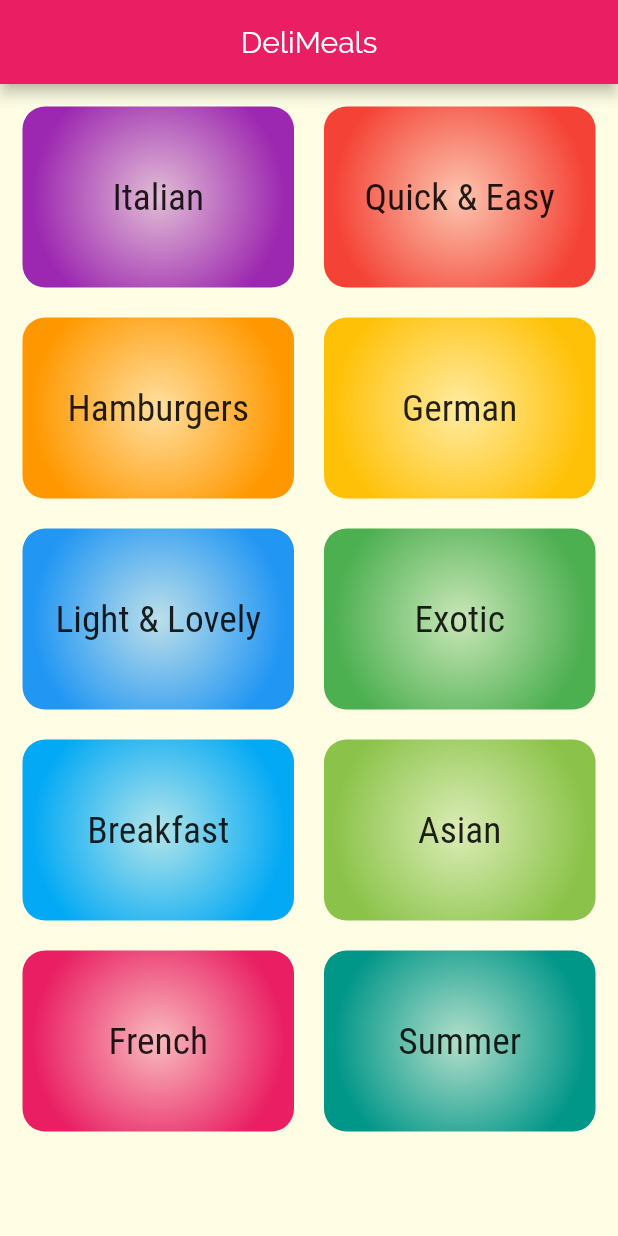
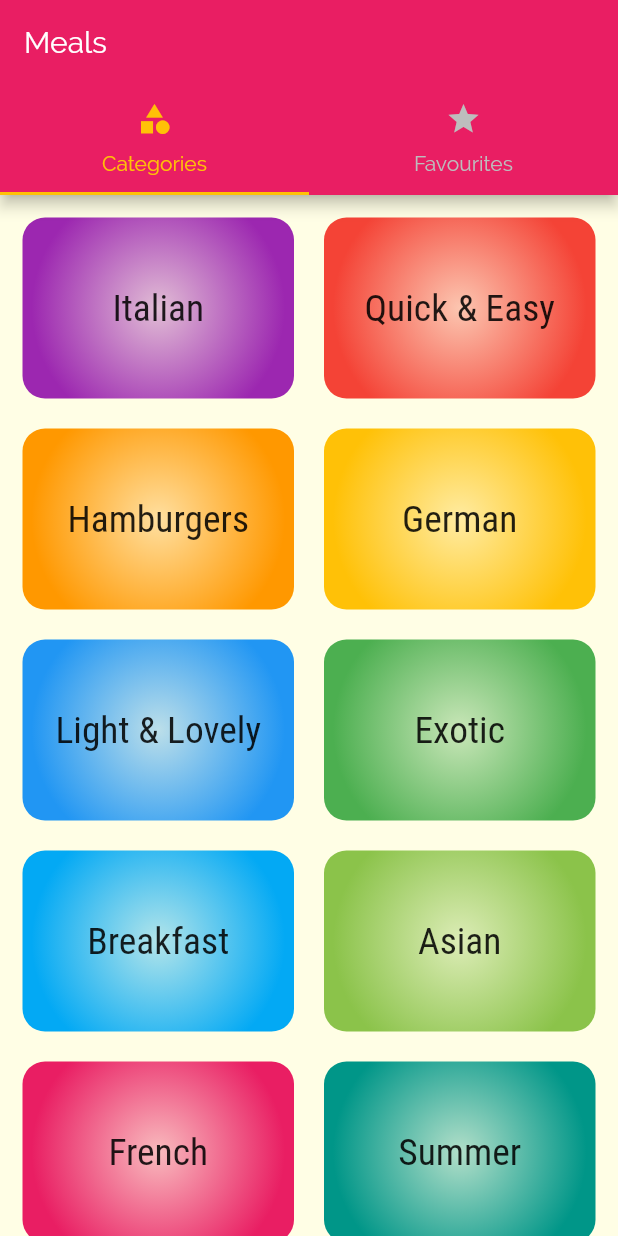
Before and after one commit to Tushtisachdeva01/Find_your_meal, a Flutter app: the screen it shows after launch, on a phone screen of 412 x 824 dp. Run offline on Flutter 3.47's test engine with Material 2 defaults, Android fonts, the phone set to English and light mode, and no system bars.

Commit message:
Third Commit

```diff
--- a/lib/main.dart
+++ b/lib/main.dart
@@ -1,4 +1,6 @@
 import 'package:flutter/material.dart';
+
+import './screens/tabs_screen.dart';
 import './screens/mealDetail_screen.dart';
 import './screens/meals_screen.dart';
 import './screens/categories_screen.dart';
@@ -26,7 +28,7 @@ class MyApp extends StatelessWidget {
               ),
             ),
       ),
-      home: CategoryScreen(),
+      home: TabScreen(),
       routes: {
         '/meals': (ctx) => MealsScreen(),
         '/mealDetail': (ctx) => MealDetailScreen()
--- a/lib/screens/categories_screen.dart
+++ b/lib/screens/categories_screen.dart
@@ -6,12 +6,7 @@ import '../dummydata.dart';
 class CategoryScreen extends StatelessWidget {
   @override
   Widget build(BuildContext context) {
-    return Scaffold(
-      appBar: AppBar(
-        title: const Text('DeliMeals'),
-        centerTitle: true,
-      ),
-      body: GridView(
+    return GridView(
       padding: EdgeInsets.all(15),
       gridDelegate: SliverGridDelegateWithMaxCrossAxisExtent(
         maxCrossAxisExtent: 200,
@@ -28,7 +23,6 @@ class CategoryScreen extends StatelessWidget {
             ),
           )
           .toList(),
-      ),
     );
   }
 }
--- /dev/null
+++ b/lib/screens/favourite_screen.dart
@@ -0,0 +1,10 @@
+import 'package:flutter/material.dart';
+
+class FavouriteScreen extends StatelessWidget {
+  @override
+  Widget build(BuildContext context) {
+    return Container(
+      child:Text('HI'),
+    );
+  }
+}
--- /dev/null
+++ b/lib/screens/tabs_screen.dart
@@ -0,0 +1,43 @@
+import 'package:flutter/material.dart';
+import '../screens/categories_screen.dart';
+import '../screens/favourite_screen.dart';
+
+class TabScreen extends StatefulWidget {
+  @override
+  _TabScreenState createState() => _TabScreenState();
+}
+
+class _TabScreenState extends State<TabScreen> {
+  @override
+  Widget build(BuildContext context) {
+    return DefaultTabController(
+      length: 2,
+      child: Scaffold(
+        appBar: AppBar(
+          title: Text('Meals'),
+          bottom: TabBar(
+            unselectedLabelColor: Colors.grey[400],
+            labelColor: Colors.amber,
+            indicatorColor: Colors.amber,
+            tabs: <Widget>[
+              Tab(
+                icon: Icon(Icons.category),
+                text: 'Categories',
+              ),
+              Tab(
+                icon: Icon(Icons.star),
+                text: 'Favourites',
+              ),
+            ],
+          ),
+        ),
+        body: TabBarView(
+          children: <Widget>[
+            CategoryScreen(),
+            FavouriteScreen(),
+          ],
+        ),
+      ),
+    );
+  }
+}
```
Lines whose indentation alone changed are shown as unchanged.
